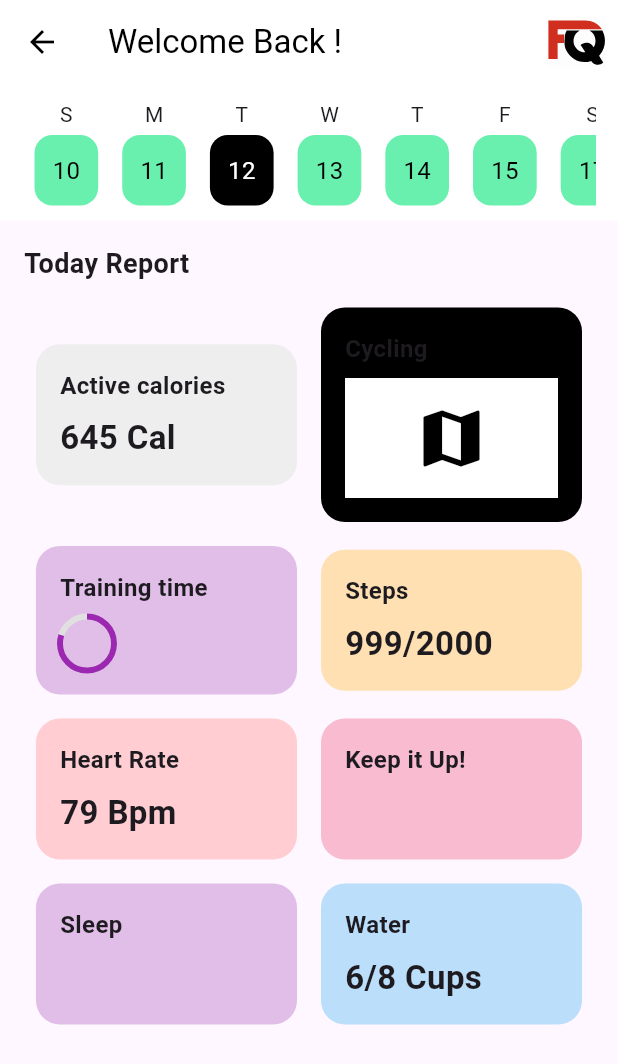
After one commit to Laksharajjha/FitQuest, a Flutter app: the AchieveMents screen opened directly, on a phone screen of 412 x 824 dp. The commit adds this screen. Shown: the top 1064 px of the screen. Run offline on Flutter 3.47's test engine with Material 3 defaults, Android fonts, the phone set to English and light mode, and no system bars; our stand-ins replace flutter_svg.

Commit message:
Added the achievement page

```diff
--- /dev/null
+++ b/client/v2/lib/Components/Achivements/achieve_ments.dart
@@ -0,0 +1,173 @@
+import 'package:flutter/material.dart';
+import 'package:flutter_svg/flutter_svg.dart';
+
+class AchieveMents extends StatelessWidget {
+  @override
+  Widget build(BuildContext context) {
+    return Scaffold(
+      appBar: AppBar(
+        leading: IconButton(
+          icon: Icon(Icons.arrow_back, color: Colors.black),
+          onPressed: () {
+            Navigator.of(context).pop();
+          },
+        ),
+        title: Text(
+          'Welcome Back !',
+          style: TextStyle(color: Colors.black),
+        ),
+        backgroundColor: Colors.white,
+        elevation: 0,
+        actions: [
+          Padding(
+            padding: const EdgeInsets.all(8.0),
+            child: SvgPicture.asset('assets/vectors/logo.svg',
+                height: 70, width: 40), // Add your logo here
+          ),
+        ],
+      ),
+      body: SingleChildScrollView(
+        child: Column(
+          crossAxisAlignment: CrossAxisAlignment.start,
+          children: [
+            _buildDateSelectionBar(),
+            Padding(
+              padding: const EdgeInsets.all(16.0),
+              child: Text('Today Report',
+                  style: TextStyle(fontSize: 18, fontWeight: FontWeight.bold)),
+            ),
+            _buildTodayReportCards(),
+          ],
+        ),
+      ),
+    );
+  }
+
+  Widget _buildDateSelectionBar() {
+    return Container(
+      padding: const EdgeInsets.symmetric(vertical: 10, horizontal: 15),
+      color: Colors.white,
+      child: SingleChildScrollView(
+        scrollDirection: Axis.horizontal,
+        child: Row(
+          children: [
+            _buildDateTile('S', '10'),
+            _buildDateTile('M', '11'),
+            _buildDateTile('T', '12', isSelected: true),
+            _buildDateTile('W', '13'),
+            _buildDateTile('T', '14'),
+            _buildDateTile('F', '15'),
+            _buildDateTile('S', '17'),
+          ],
+        ),
+      ),
+    );
+  }
+
+  Widget _buildDateTile(String day, String date, {bool isSelected = false}) {
+    return Padding(
+      padding: const EdgeInsets.symmetric(horizontal: 8.0),
+      child: Column(
+        children: [
+          Text(day),
+          SizedBox(height: 4),
+          Container(
+            padding: EdgeInsets.all(12),
+            decoration: BoxDecoration(
+              color: isSelected ? Colors.black : Colors.greenAccent,
+              borderRadius: BorderRadius.circular(12),
+            ),
+            child: Text(
+              date,
+              style: TextStyle(
+                color: isSelected ? Colors.white : Colors.black,
+                fontSize: 16,
+              ),
+            ),
+          ),
+        ],
+      ),
+    );
+  }
+
+  Widget _buildTodayReportCards() {
+    return Padding(
+      padding: const EdgeInsets.symmetric(horizontal: 16.0),
+      child: Column(
+        children: [
+          Row(
+            mainAxisAlignment: MainAxisAlignment.spaceBetween,
+            children: [
+              _buildCard('Active calories', '645 Cal', Colors.grey.shade200),
+              _buildCard('Cycling', '', Colors.black, isMap: true),
+            ],
+          ),
+          SizedBox(height: 16),
+          Row(
+            mainAxisAlignment: MainAxisAlignment.spaceBetween,
+            children: [
+              _buildCard('Training time', '80%', Colors.purple.shade100,
+                  isProgress: true),
+              _buildCard('Steps', '999/2000', Colors.orange.shade100),
+            ],
+          ),
+          SizedBox(height: 16),
+          Row(
+            mainAxisAlignment: MainAxisAlignment.spaceBetween,
+            children: [
+              _buildCard('Heart Rate', '79 Bpm', Colors.red.shade100),
+              _buildCard('Keep it Up!', '', Colors.pink.shade100),
+            ],
+          ),
+          SizedBox(height: 16),
+          Row(
+            mainAxisAlignment: MainAxisAlignment.spaceBetween,
+            children: [
+              _buildCard('Sleep', '', Colors.purple.shade100),
+              _buildCard('Water', '6/8 Cups', Colors.blue.shade100),
+            ],
+          ),
+        ],
+      ),
+    );
+  }
+
+  Widget _buildCard(String title, String value, Color color,
+      {bool isProgress = false, bool isMap = false}) {
+    return Expanded(
+      child: Container(
+        margin: EdgeInsets.symmetric(horizontal: 8),
+        padding: EdgeInsets.all(16),
+        decoration: BoxDecoration(
+          color: color,
+          borderRadius: BorderRadius.circular(16),
+        ),
+        child: Column(
+          crossAxisAlignment: CrossAxisAlignment.start,
+          children: [
+            Text(title,
+                style: TextStyle(fontSize: 16, fontWeight: FontWeight.bold)),
+            SizedBox(height: 8),
+            if (isProgress)
+              CircularProgressIndicator(
+                value: 0.8,
+                backgroundColor: Colors.grey.shade300,
+                color: Colors.purple,
+              )
+            else if (isMap)
+              Container(
+                height: 80,
+                color: Colors.white,
+                child: Center(
+                  child: Icon(Icons.map, size: 50, color: Colors.black),
+                ),
+              )
+            else
+              Text(value,
+                  style: TextStyle(fontSize: 22, fontWeight: FontWeight.bold)),
+          ],
+        ),
+      ),
+    );
+  }
+}
--- a/client/v2/lib/main.dart
+++ b/client/v2/lib/main.dart
@@ -3,6 +3,7 @@ import 'package:v2/Components/Landing_Page/Landing_page.dart';
 import 'package:v2/Components/LoginPage/sign_up.dart';
 import 'package:v2/Components/LoginPage/welcome_screen.dart';
 import './Components/home_screen/home_screen.dart';
+import 'Components/Achivements/achieve_ments.dart';
 
 void main() {
   runApp(MyApp());
--- a/client/v2/pubspec.yaml
+++ b/client/v2/pubspec.yaml
@@ -1,6 +1,6 @@
 name: v2
 description: "A new Flutter project."
-publish_to: 'none'
+publish_to: "none"
 version: 0.1.0
 
 environment:
@@ -14,6 +14,8 @@ dependencies:
   http:
   intl:
   dio:
+  flutter_map: ^4.0.0
+  latlong2: ^0.8.1
 
 dev_dependencies:
   flutter_test:
```
Also changed, not shown: client/v2/lib/Components/Fourm_Screen/forum_screen.dart (+117 -0 lines), client/v2/pubspec.lock.
